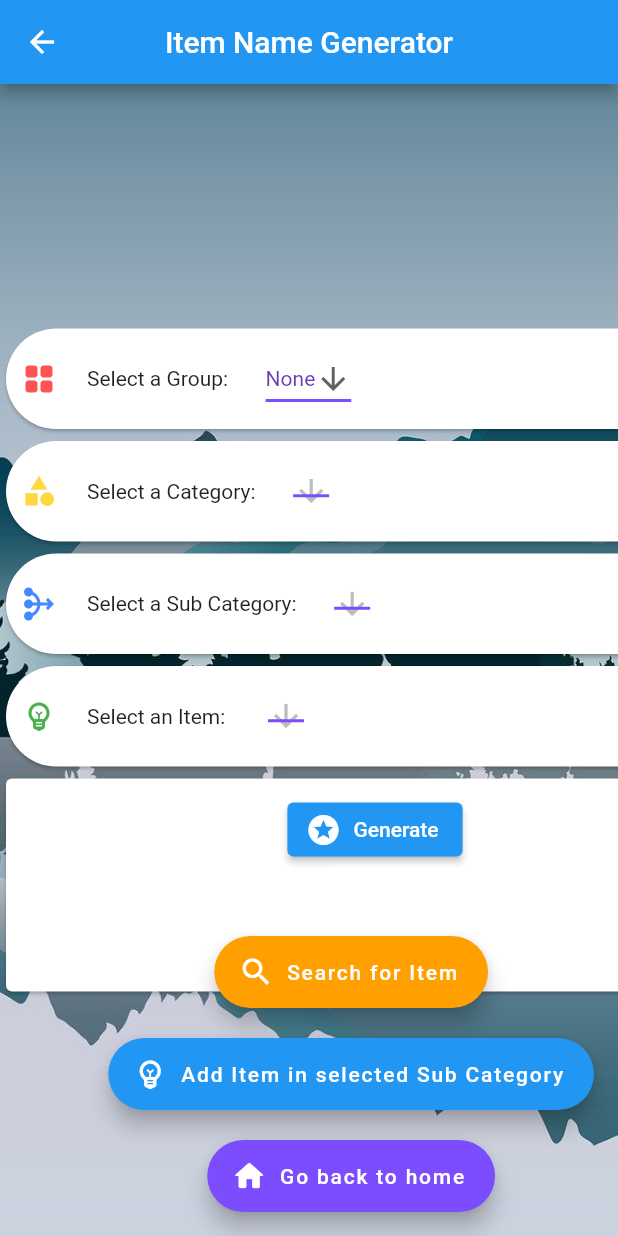
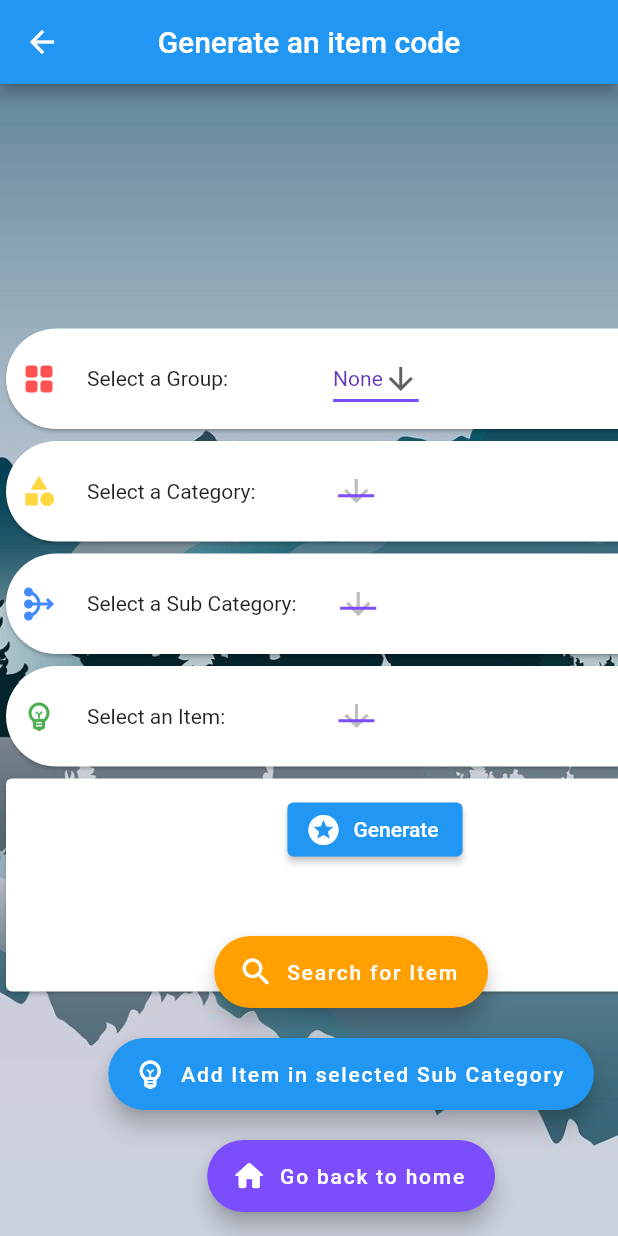
Before and after one commit to Akruzen/item_number_generator, a Flutter app: the GenerateScreen screen opened directly, on a phone screen of 412 x 824 dp. Run offline on Flutter 3.47's test engine with Material 2 defaults, Android fonts, the phone set to English and light mode, and no system bars; our stand-ins replace shared_preferences; missing offline and left inert: flutter_simple_treeview; accounts and stored records are empty.

Commit message:
Before final changes

```diff
--- a/lib/checkNameExist.dart
+++ b/lib/checkNameExist.dart
@@ -3,19 +3,19 @@ import 'package:shared_preferences/shared_preferences.dart';
 Future<bool> checkNameExists(String name) async {
   SharedPreferences prefs = await SharedPreferences.getInstance();
   for (String groupNames in (prefs.getStringList("groupNamesList")) ?? []) {
-    if (groupNames == name) {
+    if (groupNames.toLowerCase() == name.toLowerCase()) {
       return true;
     }
     for (String catName in (prefs.getStringList(groupNames)) ?? []) {
-      if (catName == name) {
+      if (catName.toLowerCase() == name.toLowerCase()) {
         return true;
       }
       for (String subCatName in (prefs.getStringList(catName)) ?? []) {
-        if (subCatName == name) {
+        if (subCatName.toLowerCase() == name.toLowerCase()) {
           return true;
         }
         for (String itemName in (prefs.getStringList(subCatName)) ?? []) {
-          if (itemName == name) {
+          if (itemName.toLowerCase() == name.toLowerCase()) {
             return true;
           }
         }
--- a/lib/generate_screen.dart
+++ b/lib/generate_screen.dart
@@ -91,7 +91,7 @@ class _GenerateScreenState extends State<GenerateScreen> {
 
     return Scaffold(
       appBar: AppBar(
-        title: const Text("Item Name Generator"),
+        title: const Text("Generate an item code"),
         centerTitle: true,
       ),
       floatingActionButton: Column(
@@ -113,7 +113,10 @@ class _GenerateScreenState extends State<GenerateScreen> {
                 showCustomSnackBar("Please select a subcategory before proceeding");
               }
               else {
-                Navigator.push(context, MaterialPageRoute(builder: (context) => AddItem(selectedSubCategory: selectedSubCat,)));
+                Navigator.push(context, MaterialPageRoute(builder: (context) => AddItem(selectedSubCategory: selectedSubCat,))).then((value) => setState(() {
+                  itemDropDown.clear();
+                  loadItems();
+                }));
               }
             },
             heroTag: null,
@@ -152,7 +155,7 @@ class _GenerateScreenState extends State<GenerateScreen> {
                             const Icon(Icons.grid_view_rounded, color: Colors.redAccent,),
                             const SizedBox(width: 20.0,),
                             const Text("Select a Group:"),
-                            const SizedBox(width: 25.0,),
+                            const SizedBox(width: 70.0,),
                             DropdownButton<String>(
                               value: selectedGroup,
                               icon: const Icon(Icons.arrow_downward),
@@ -199,7 +202,7 @@ class _GenerateScreenState extends State<GenerateScreen> {
                             const Icon(Icons.category, color: Colors.amberAccent,),
                             const SizedBox(width: 20.0,),
                             const Text("Select a Category:"),
-                            const SizedBox(width: 25.0,),
+                            const SizedBox(width: 55.0,),
                             DropdownButton<String>(
                               value: selectedCat,
                               icon: const Icon(Icons.arrow_downward),
@@ -245,7 +248,7 @@ class _GenerateScreenState extends State<GenerateScreen> {
                             const Icon(Icons.mediation, color: Colors.blueAccent,),
                             const SizedBox(width: 20.0,),
                             const Text("Select a Sub Category:"),
-                            const SizedBox(width: 25.0,),
+                            const SizedBox(width: 29.0,),
                             DropdownButton<String>(
                               value: selectedSubCat,
                               icon: const Icon(Icons.arrow_downward),
@@ -290,7 +293,7 @@ class _GenerateScreenState extends State<GenerateScreen> {
                             const Icon(Icons.emoji_objects_outlined, color: Colors.green,),
                             const SizedBox(width: 20.0,),
                             const Text("Select an Item: "),
-                            const SizedBox(width: 25.0,),
+                            const SizedBox(width: 72.0,),
                             DropdownButton<String>(
                               value: selectedItem,
                               icon: const Icon(Icons.arrow_downward),
--- a/lib/get_item_hierarchy.dart
+++ b/lib/get_item_hierarchy.dart
@@ -7,7 +7,7 @@ Future<List<String>> getItemHierarchy(String searchedItemName) async {
       for (String subCatName in (prefs.getStringList(catName)) ?? []) {
         for (String itemName in (prefs.getStringList(subCatName)) ?? []) {
           if (itemName == searchedItemName) {
-            return [groupNames, catName, subCatName];
+            return [groupNames, catName, subCatName, ((prefs.getStringList(searchedItemName) ?? ["No Description"])[0])];
           }
         }
       }
--- a/lib/master_reset_dialog.dart
+++ b/lib/master_reset_dialog.dart
@@ -72,6 +72,7 @@ class _MasterResetAlertState extends State<MasterResetAlert> {
                     prefs.remove(catName);
                   }
                   prefs.remove(groupNames);
+                  prefs.clear();
                 }
                 prefs.setStringList("groupNamesList", clearedList);
                 prefs.setStringList("Uncategorized", clearedList);
```
Also changed, not shown: lib/search_page.dart (+18 -1 lines), lib/search_result_func.dart (+7 -0 lines).
